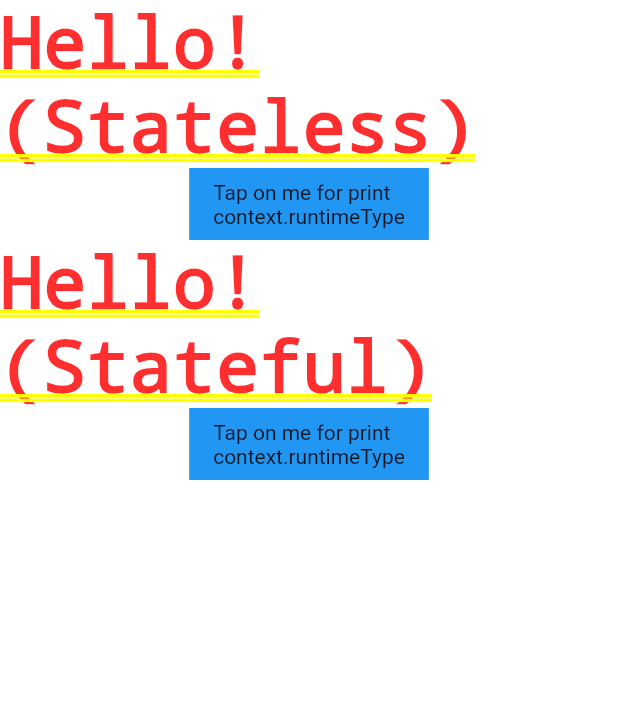
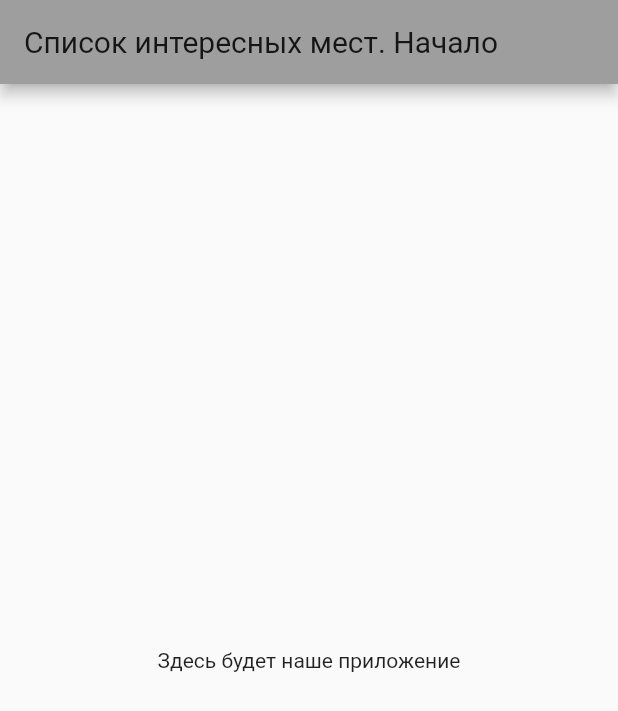
Before and after one commit to vrg18/surf-flutter, a Flutter app: the screen it shows after launch, on a phone screen of 412 x 824 dp. Shown: the top 711 px of the screen. Run offline on Flutter 3.47's test engine with Material 2 defaults, Android fonts, the phone set to English and light mode, and no system bars.

Commit message:
4-1 creating the first screen

```diff
--- a/lib/MyFirstStatefulWidget.dart
+++ /dev/null
@@ -1,40 +0,0 @@
-import 'package:flutter/cupertino.dart';
-import 'package:flutter/material.dart';
-
-class MyFirstStatefulWidget extends StatefulWidget {
-
-  @override
-  createState() => _MyFirstStatefulWidgetState();
-}
-
-class _MyFirstStatefulWidgetState extends State<MyFirstStatefulWidget> {
-  int _count = 0;
-  late BuildContext _context;
-
-  _MyFirstStatefulWidgetState();
-
-  @override
-  Widget build(BuildContext context) {
-    this._context = context;
-    print('Stateful: ${++_count}');
-    return Container(
-        child: Column(
-          children: [
-            Text('Hello! (Stateful)'),
-            Container(
-              color: Colors.blue,
-              child: MaterialButton(
-                child: Text('Tap on me for print\ncontext.runtimeType'),
-                onPressed: () {
-                  print(_getContextRuntimeType());
-                },
-              ),
-            )
-          ],
-        ));
-  }
-
-  Type _getContextRuntimeType() {
-    return _context.runtimeType;
-  }
-}
--- a/lib/MyFirstStatelessWidget.dart
+++ /dev/null
@@ -1,32 +0,0 @@
-import 'package:flutter/cupertino.dart';
-import 'package:flutter/material.dart';
-
-class MyFirstStatelessWidget extends StatelessWidget {
-  int _count = 0;
-  late BuildContext _context;
-
-  @override
-  Widget build(BuildContext context) {
-    this._context = context;
-    print('Stateless: ${++_count}');
-    return Container(
-        child: Column(
-      children: [
-        Text('Hello! (Stateless)'),
-        Container(
-          color: Colors.blue,
-          child: MaterialButton(
-            child: Text('Tap on me for print\ncontext.runtimeType'),
-            onPressed: () {
-              print(_getContextRuntimeType());
-            },
-          ),
-        )
-      ],
-    ));
-  }
-
-  Type _getContextRuntimeType() {
-    return _context.runtimeType;
-  }
-}
--- a/lib/main.dart
+++ b/lib/main.dart
@@ -1,22 +1,8 @@
 import 'package:flutter/material.dart';
-
-import 'MyFirstStatefulWidget.dart';
-import 'MyFirstStatelessWidget.dart';
+import 'package:places/ui/screen/sight_list_screen.dart';
 
 void main() {
-  runApp(App());
-}
-
-class App extends StatelessWidget {
-  @override
-  Widget build(BuildContext context) {
-    return MaterialApp(
-        title: 'Surf 3-5',
-        home: new Column(children: [
-          MyFirstStatelessWidget(),
-          MyFirstStatefulWidget(),
-        ]));
-  }
+  runApp(MyApp());
 }
 
 class MyApp extends StatelessWidget {
@@ -24,109 +10,13 @@ class MyApp extends StatelessWidget {
   @override
   Widget build(BuildContext context) {
     return MaterialApp(
-        debugShowCheckedModeBanner: false,
-        title: 'Flutter Demo',
-        theme: ThemeData(
-          // This is the theme of your application.
-          //
-          // Try running your application with "flutter run". You'll see the
-          // application has a blue toolbar. Then, without quitting the app, try
-          // changing the primarySwatch below to Colors.green and then invoke
-          // "hot reload" (press "r" in the console where you ran "flutter run",
-          // or simply save your changes to "hot reload" in a Flutter IDE).
-          // Notice that the counter didn't reset back to zero; the application
-          // is not restarted.
-          primarySwatch: Colors.blue,
-          fontFamily: 'Roboto',
-        ),
-        home: new Column(children: [
-          MyFirstStatelessWidget(),
-          MyFirstStatefulWidget(),
-        ]));
-  }
-}
-
-class MyHomePage extends StatefulWidget {
-  MyHomePage({Key? key, required this.title}) : super(key: key);
-
-  // This widget is the home page of your application. It is stateful, meaning
-  // that it has a State object (defined below) that contains fields that affect
-  // how it looks.
-
-  // This class is the configuration for the state. It holds the values (in this
-  // case the title) provided by the parent (in this case the App widget) and
-  // used by the build method of the State. Fields in a Widget subclass are
-  // always marked "final".
-
-  final String title;
-
-  @override
-  _MyHomePageState createState() => _MyHomePageState();
-}
-
-class _MyHomePageState extends State<MyHomePage> {
-  int _counter = 0;
-
-  void _incrementCounter() {
-    setState(() {
-      // This call to setState tells the Flutter framework that something has
-      // changed in this State, which causes it to rerun the build method below
-      // so that the display can reflect the updated values. If we changed
-      // _counter without calling setState(), then the build method would not be
-      // called again, and so nothing would appear to happen.
-      _counter++;
-    });
-  }
-
-  @override
-  Widget build(BuildContext context) {
-    // This method is rerun every time setState is called, for instance as done
-    // by the _incrementCounter method above.
-    //
-    // The Flutter framework has been optimized to make rerunning build methods
-    // fast, so that you can just rebuild anything that needs updating rather
-    // than having to individually change instances of widgets.
-    return Scaffold(
-      appBar: AppBar(
-        // Here we take the value from the MyHomePage object that was created by
-        // the App.build method, and use it to set our appbar title.
-        title: Text(widget.title),
+      debugShowCheckedModeBanner: false,
+      title: 'Список интересных мест',
+      theme: ThemeData(
+        primarySwatch: Colors.grey,
+        fontFamily: 'Roboto',
       ),
-      body: Center(
-        // Center is a layout widget. It takes a single child and positions it
-        // in the middle of the parent.
-        child: Column(
-          // Column is also a layout widget. It takes a list of children and
-          // arranges them vertically. By default, it sizes itself to fit its
-          // children horizontally, and tries to be as tall as its parent.
-          //
-          // Invoke "debug painting" (press "p" in the console, choose the
-          // "Toggle Debug Paint" action from the Flutter Inspector in Android
-          // Studio, or the "Toggle Debug Paint" command in Visual Studio Code)
-          // to see the wireframe for each widget.
-          //
-          // Column has various properties to control how it sizes itself and
-          // how it positions its children. Here we use mainAxisAlignment to
-          // center the children vertically; the main axis here is the vertical
-          // axis because Columns are vertical (the cross axis would be
-          // horizontal).
-          mainAxisAlignment: MainAxisAlignment.center,
-          children: <Widget>[
-            Text(
-              'You have pushed the button this many times:',
-            ),
-            Text(
-              '$_counter',
-              style: Theme.of(context).textTheme.headline4,
-            ),
-          ],
-        ),
-      ),
-      floatingActionButton: FloatingActionButton(
-        onPressed: _incrementCounter,
-        tooltip: 'Increment',
-        child: Icon(Icons.add),
-      ), // This trailing comma makes auto-formatting nicer for build methods.
+      home: SightListScreen('Список интересных мест. Начало'),
     );
   }
 }
--- /dev/null
+++ b/lib/ui/screen/sight_list_screen.dart
@@ -0,0 +1,22 @@
+import 'package:flutter/material.dart';
+
+class SightListScreen extends StatefulWidget {
+  final String title;
+
+  SightListScreen(this.title);
+
+  @override
+  _SightListScreenState createState() => _SightListScreenState();
+}
+
+class _SightListScreenState extends State<SightListScreen> {
+  @override
+  Widget build(BuildContext context) {
+    return Scaffold(
+      appBar: AppBar(title: Text(widget.title)),
+      body: Center(
+        child: Text('Здесь будет наше приложение'),
+      ),
+    );
+  }
+}
```
Also changed, not shown: 1 other file.
